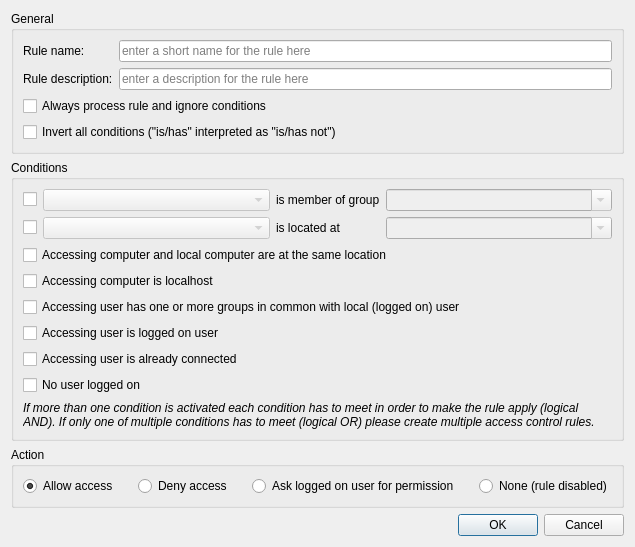
veyon/veyon, file configurator/src/AccessControlRuleEditDialog.ui: the form before one commit.
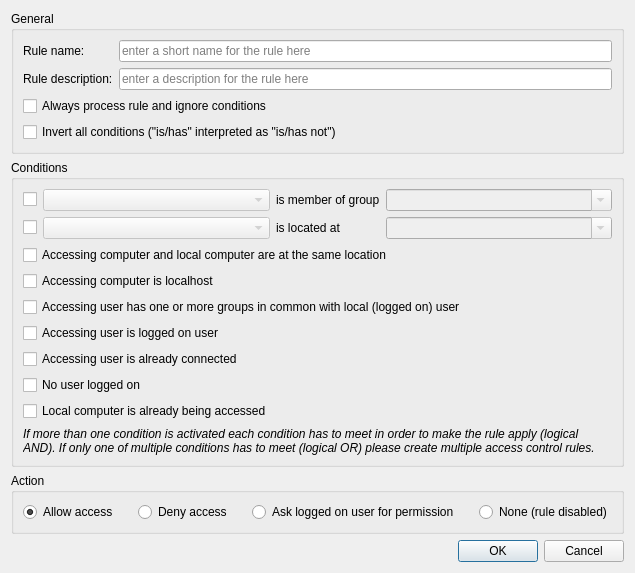
The form after the commit.

Commit message: AccessControlRuleEditDialog: add support for condition ComputerAlreadyBeingAccessed

Patch:
```diff
--- a/configurator/src/AccessControlRuleEditDialog.ui
+++ b/configurator/src/AccessControlRuleEditDialog.ui
@@ -200,6 +200,13 @@
         </property>
        </widget>
       </item>
+      <item row="9" column="0" colspan="4">
+       <widget class="QCheckBox" name="computerAlreadyBeingAccessed">
+        <property name="text">
+         <string>Local computer is already being accessed</string>
+        </property>
+       </widget>
+      </item>
      </layout>
     </widget>
    </item>
```
Left out of the diff: 12 changed lines with no effect on the pictures. The commit also changes 2 other files.
